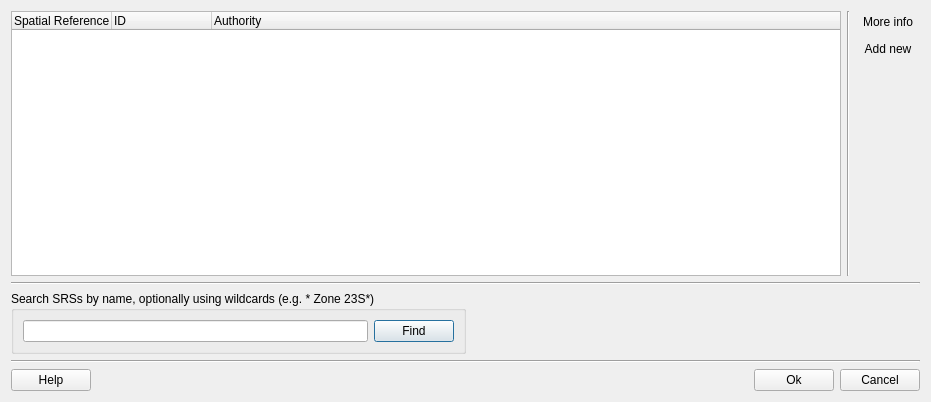
This is src/terralib/qt/widgets/srs/ui/SRSManagerDialogForm.ui in claudiobogossian/terralib5 as Qt 5 draws it before an edit. The edited form follows.
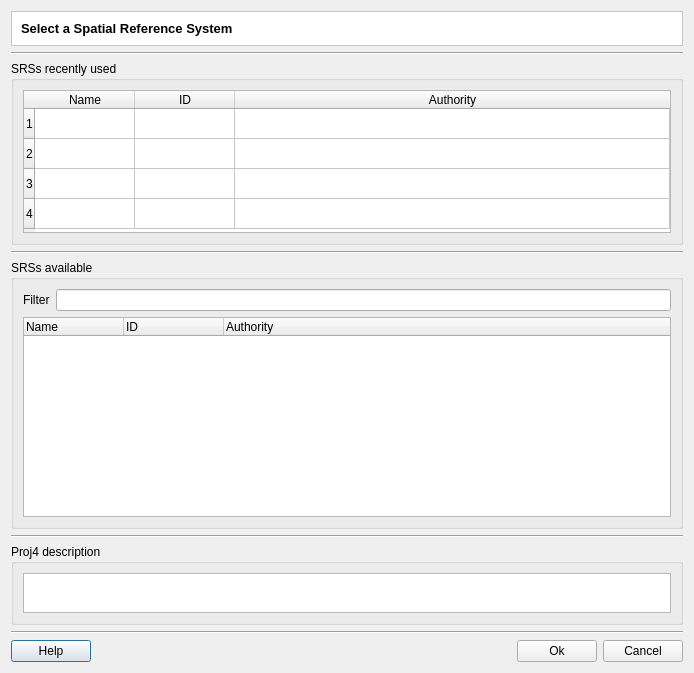
This is the edited form.

Diff of the .ui file:
```diff
--- a/src/terralib/qt/widgets/srs/ui/SRSManagerDialogForm.ui
+++ b/src/terralib/qt/widgets/srs/ui/SRSManagerDialogForm.ui
@@ -9,23 +9,144 @@
    <rect>
     <x>0</x>
     <y>0</y>
-    <width>931</width>
-    <height>402</height>
+    <width>694</width>
+    <height>673</height>
    </rect>
   </property>
   <property name="windowTitle">
    <string>Spatial Reference Systems for Coordinates Manager</string>
   </property>
-  <layout class="QGridLayout" name="gridLayout">
+  <layout class="QVBoxLayout" name="verticalLayout">
+   <item>
+    <widget class="QFrame" name="frame_2">
+     <property name="styleSheet">
+      <string notr="true">QWidget { background: white }</string>
+     </property>
+     <property name="frameShape">
+      <enum>QFrame::StyledPanel</enum>
+     </property>
+     <property name="frameShadow">
+      <enum>QFrame::Sunken</enum>
+     </property>
+     <layout class="QHBoxLayout" name="horizontalLayout_6">
+      <item>
+       <widget class="QLabel" name="m_datasourceTypeTitleLabel">
+        <property name="font">
+         <font>
+          <pointsize>10</pointsize>
+          <weight>75</weight>
+          <bold>true</bold>
+         </font>
+        </property>
+        <property name="text">
+         <string>Select a Spatial Reference System</string>
+        </property>
+       </widget>
+      </item>
+     </layout>
+    </widget>
+   </item>
+   <item>
+    <widget class="Line" name="line_6">
+     <property name="minimumSize">
+      <size>
+       <width>640</width>
+       <height>0</height>
+      </size>
+     </property>
+     <property name="orientation">
+      <enum>Qt::Horizontal</enum>
+     </property>
+    </widget>
+   </item>
+   <item>
+    <widget class="QGroupBox" name="groupBox_3">
+     <property name="title">
+      <string>SRSs recently used</string>
+     </property>
+     <layout class="QGridLayout" name="gridLayout_3">
    <item row="0" column="0">
-    <layout class="QVBoxLayout" name="verticalLayout_2">
+       <widget class="QTableWidget" name="m_SRSRecentTableWidget">
+        <property name="showGrid">
+         <bool>true</bool>
+        </property>
+        <property name="cornerButtonEnabled">
+         <bool>true</bool>
+        </property>
+        <property name="rowCount">
+         <number>4</number>
+        </property>
+        <attribute name="horizontalHeaderStretchLastSection">
+         <bool>true</bool>
+        </attribute>
+        <attribute name="verticalHeaderVisible">
+         <bool>true</bool>
+        </attribute>
+        <attribute name="verticalHeaderStretchLastSection">
+         <bool>false</bool>
+        </attribute>
+        <row/>
+        <row/>
+        <row/>
+        <row/>
+        <column>
+         <property name="text">
+          <string>Name</string>
+         </property>
+        </column>
+        <column>
+         <property name="text">
+          <string>ID</string>
+         </property>
+        </column>
+        <column>
+         <property name="text">
+          <string>Authority</string>
+         </property>
+        </column>
+       </widget>
+      </item>
+     </layout>
+    </widget>
+   </item>
      <item>
-      <layout class="QHBoxLayout" name="horizontalLayout_2">
+    <widget class="Line" name="line_4">
+     <property name="minimumSize">
+      <size>
+       <width>640</width>
+       <height>0</height>
+      </size>
+     </property>
+     <property name="orientation">
+      <enum>Qt::Horizontal</enum>
+     </property>
+    </widget>
+   </item>
        <item>
+    <widget class="QGroupBox" name="groupBox_2">
+     <property name="title">
+      <string>SRSs available</string>
+     </property>
+     <layout class="QGridLayout" name="gridLayout_2">
+      <item row="0" column="0">
+       <layout class="QHBoxLayout" name="horizontalLayout_3">
+        <item>
+         <widget class="QLabel" name="label_2">
+          <property name="text">
+           <string>Filter</string>
+          </property>
+         </widget>
+        </item>
+        <item>
+         <widget class="QLineEdit" name="m_searchedSRSLineEdit"/>
+        </item>
+       </layout>
+      </item>
+      <item row="1" column="0">
         <widget class="QTreeWidget" name="m_SRSTreeWidget">
          <property name="minimumSize">
           <size>
-           <width>800</width>
+          <width>640</width>
            <height>200</height>
           </size>
          </property>
@@ -34,7 +155,7 @@
          </property>
          <column>
           <property name="text">
-           <string>Spatial Reference System (SRS)</string>
+          <string>Name</string>
           </property>
          </column>
          <column>
@@ -49,75 +170,14 @@
          </column>
         </widget>
        </item>
-       <item>
-        <widget class="Line" name="line_2">
-         <property name="orientation">
-          <enum>Qt::Vertical</enum>
-         </property>
+     </layout>
         </widget>
        </item>
        <item>
-        <layout class="QVBoxLayout" name="verticalLayout">
-         <item>
-          <widget class="QToolButton" name="m_moreInfoToolButton">
-           <property name="sizePolicy">
-            <sizepolicy hsizetype="Minimum" vsizetype="Fixed">
-             <horstretch>0</horstretch>
-             <verstretch>0</verstretch>
-            </sizepolicy>
-           </property>
-           <property name="toolTip">
-            <string>Click to see the selected SRS complete information</string>
-           </property>
-           <property name="text">
-            <string>More info</string>
-           </property>
-           <property name="autoRaise">
-            <bool>true</bool>
-           </property>
-          </widget>
-         </item>
-         <item>
-          <widget class="QToolButton" name="m_addSRSToolButton">
-           <property name="sizePolicy">
-            <sizepolicy hsizetype="Minimum" vsizetype="Fixed">
-             <horstretch>0</horstretch>
-             <verstretch>0</verstretch>
-            </sizepolicy>
-           </property>
-           <property name="toolTip">
-            <string>Click to add a new SRS</string>
-           </property>
-           <property name="text">
-            <string>Add new</string>
-           </property>
-           <property name="autoRaise">
-            <bool>true</bool>
-           </property>
-          </widget>
-         </item>
-         <item>
-          <spacer name="verticalSpacer">
-           <property name="orientation">
-            <enum>Qt::Vertical</enum>
-           </property>
-           <property name="sizeHint" stdset="0">
-            <size>
-             <width>20</width>
-             <height>40</height>
-            </size>
-           </property>
-          </spacer>
-         </item>
-        </layout>
-       </item>
-      </layout>
-     </item>
-     <item>
-      <widget class="Line" name="line">
+    <widget class="Line" name="line_5">
        <property name="minimumSize">
         <size>
-         <width>800</width>
+       <width>640</width>
          <height>0</height>
         </size>
        </property>
@@ -126,51 +186,30 @@
        </property>
       </widget>
      </item>
-     <item>
-      <layout class="QHBoxLayout" name="horizontalLayout_5">
        <item>
         <widget class="QGroupBox" name="groupBox">
          <property name="title">
-          <string>Search SRSs by name, optionally using wildcards (e.g. * Zone 23S*)</string>
-         </property>
-         <layout class="QHBoxLayout" name="horizontalLayout_4">
-          <item>
-           <layout class="QHBoxLayout" name="horizontalLayout_3">
-            <item>
-             <widget class="QLineEdit" name="m_searchedSRSLineEdit"/>
-            </item>
-            <item>
-             <widget class="QPushButton" name="m_findSRSPushButton">
-              <property name="text">
-               <string>Find</string>
-              </property>
-             </widget>
-            </item>
-           </layout>
-          </item>
-         </layout>
-        </widget>
-       </item>
-       <item>
-        <spacer name="horizontalSpacer_2">
-         <property name="orientation">
-          <enum>Qt::Horizontal</enum>
-         </property>
-         <property name="sizeHint" stdset="0">
+      <string>Proj4 description</string>
+     </property>
+     <layout class="QGridLayout" name="gridLayout">
+      <item row="0" column="0">
+       <widget class="QPlainTextEdit" name="m_p4descPlainTextEdit">
+        <property name="maximumSize">
           <size>
-           <width>40</width>
-           <height>20</height>
-          </size>
-         </property>
-        </spacer>
-       </item>
-      </layout>
+          <width>16777215</width>
+          <height>40</height>
+         </size>
+        </property>
+       </widget>
+      </item>
+     </layout>
+    </widget>
      </item>
      <item>
       <widget class="Line" name="line_3">
        <property name="minimumSize">
         <size>
-         <width>800</width>
+       <width>640</width>
          <height>0</height>
         </size>
        </property>
@@ -214,8 +253,6 @@
           <string>Cancel</string>
          </property>
         </widget>
-       </item>
-      </layout>
      </item>
     </layout>
    </item>
```
Lines whose indentation alone changed are shown as unchanged.
